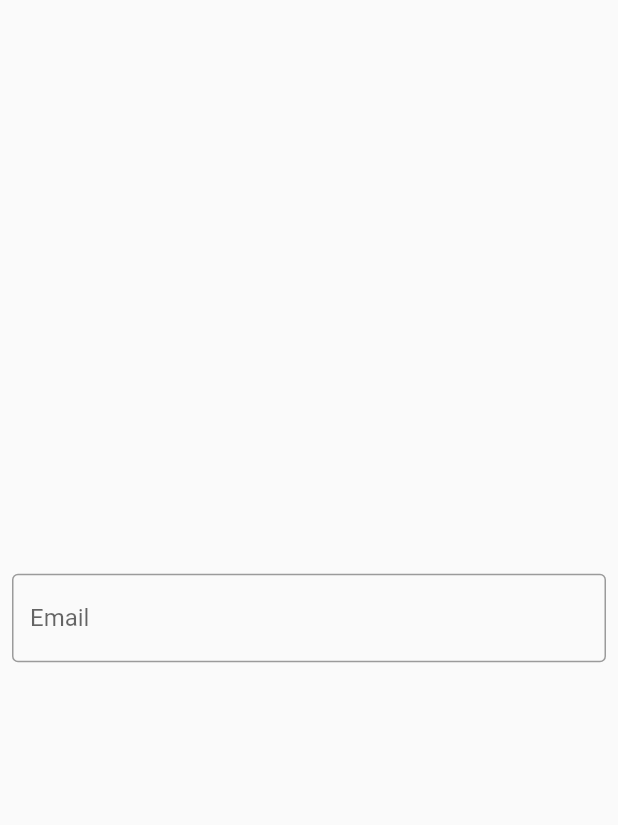
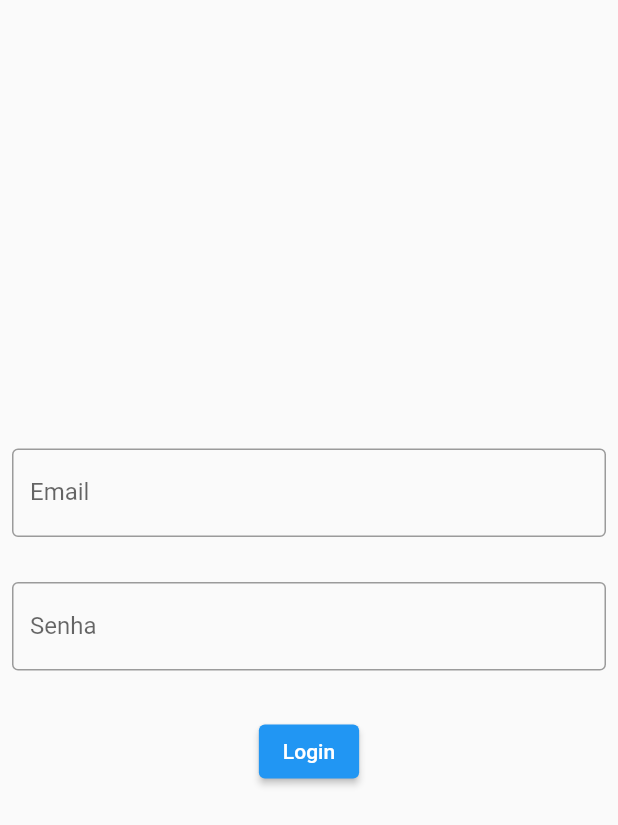
Before and after one commit to EisenGFonseca/Desenvolvimento-para-Dispositivos-M-veis, a Flutter app: the screen it shows after launch, on a phone screen of 412 x 824 dp. Shown: the top 825 px of the screen. Run offline on Flutter 3.47's test engine with Material 2 defaults, Android fonts, the phone set to English and light mode, and no system bars.

Commit message:
Aula 1.12.2 Campos e Botão Login
Aula 1.12.2 Campos e Botão Login

```diff
--- a/Curso na pratica/ola_mundo/lib/login_page.dart
+++ b/Curso na pratica/ola_mundo/lib/login_page.dart
@@ -1,7 +1,7 @@
 import 'package:flutter/material.dart';
 
 class LoginPage extends StatefulWidget {
-  const LoginPage({ Key? key }) : super(key: key);
+  const LoginPage({Key? key}) : super(key: key);
 
   @override
   _LoginPageState createState() => _LoginPageState();
@@ -20,16 +20,28 @@ class _LoginPageState extends State<LoginPage> {
                 mainAxisAlignment: MainAxisAlignment.center,
                 children: [
                   TextField(
+                    keyboardType: TextInputType.emailAddress,
                     decoration: InputDecoration(
                       labelText: 'Email',
                       border: OutlineInputBorder(),
-
-                )
-              )
+                    ),
+                  ),
+                  SizedBox(
+                    height: 30,
+                  ),
+                  TextField(
+                    obscureText: true,
+                    decoration: InputDecoration(
+                      labelText: 'Senha',
+                      border: OutlineInputBorder(),
+                    ),
+                  ),
+                  SizedBox(
+                    height: 30,
+                  ),
+                  ElevatedButton(onPressed: () {}, child: Text('Login')),
                 ],
-          )
-        )
-      ),
+              ))),
     );
   }
 }
```
Lines whose indentation alone changed are shown as unchanged.
